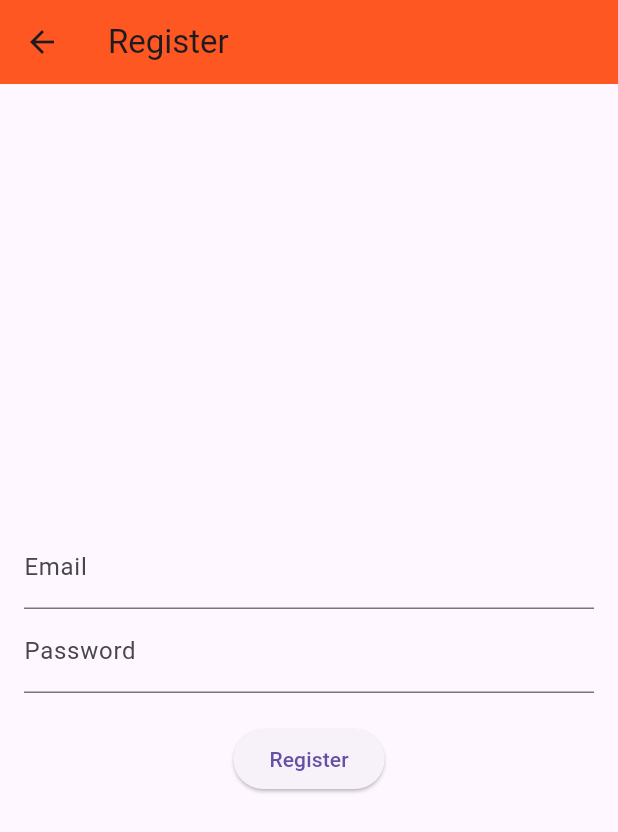
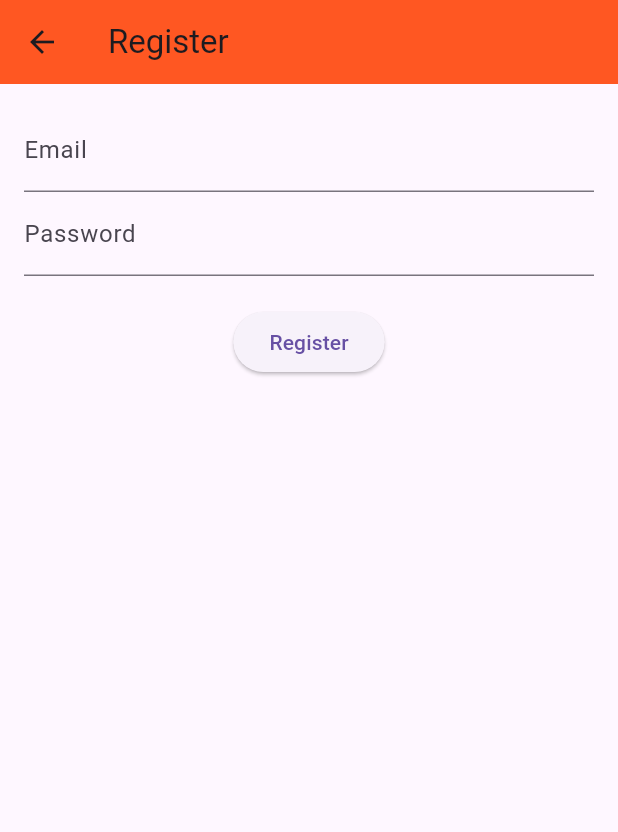
Before and after one commit to aasthas2022/PopcornPicker, a Flutter app: the MovieDetailScreen screen opened directly with empty values, after a tap on the "favorite outline" icon, after a tap on the "logout" icon, after a tap on "Register New Account", on a phone screen of 412 x 824 dp. Shown: the top 832 px of the screen. Run offline on Flutter 3.47's test engine with Material 3 defaults, Android fonts, the phone set to English and light mode, and no system bars; our stand-ins replace cloud_firestore, firebase_auth, firebase_core, firebase_storage, flutter_bloc, image_picker and 1 more; accounts and stored records are empty; network calls fail.

Commit message:
Minor Update

```diff
--- /dev/null
+++ b/devtools_options.yaml
@@ -0,0 +1 @@
+extensions:
--- a/lib/screens/detail_screen.dart
+++ b/lib/screens/detail_screen.dart
@@ -87,6 +87,26 @@ class _MovieDetailScreenState extends State<MovieDetailScreen> {
               ),
             ),
             SizedBox(height: 8.0),
+        Row(
+          mainAxisAlignment: MainAxisAlignment.spaceBetween,
+          children: [
+            Text(
+              'Rating:',
+              style: TextStyle(
+                fontSize: 16.0,
+                fontWeight: FontWeight.bold,
+              ),
+            ),
+            Text(
+              '${widget.movie.rating}',
+              style: TextStyle(
+                fontSize: 16.0,
+                fontWeight: FontWeight.bold,
+                color: Colors.deepOrange,
+              ),
+            ),
+          ],
+        ),
             Text(
               widget.movie.description,
               style: TextStyle(
--- a/lib/screens/login_screen.dart
+++ b/lib/screens/login_screen.dart
@@ -65,7 +65,7 @@ class _LoginScreenState extends State<LoginScreen> {
         title: Text('Login'),
         backgroundColor: Colors.deepOrange,
       ),
-      body: Padding(
+      body: SingleChildScrollView(
         padding: const EdgeInsets.all(16.0),
         child: Column(
           mainAxisAlignment: MainAxisAlignment.center,
--- a/lib/screens/register_screen.dart
+++ b/lib/screens/register_screen.dart
@@ -54,7 +54,7 @@ class _RegistrationScreenState extends State<RegistrationScreen> {
         title: Text('Register'),
         backgroundColor: Colors.deepOrange,
       ),
-      body: Padding(
+      body: SingleChildScrollView(
         padding: const EdgeInsets.all(16.0),
         child: Column(
           mainAxisAlignment: MainAxisAlignment.center,
```
Also changed, not shown: 2 other files.
